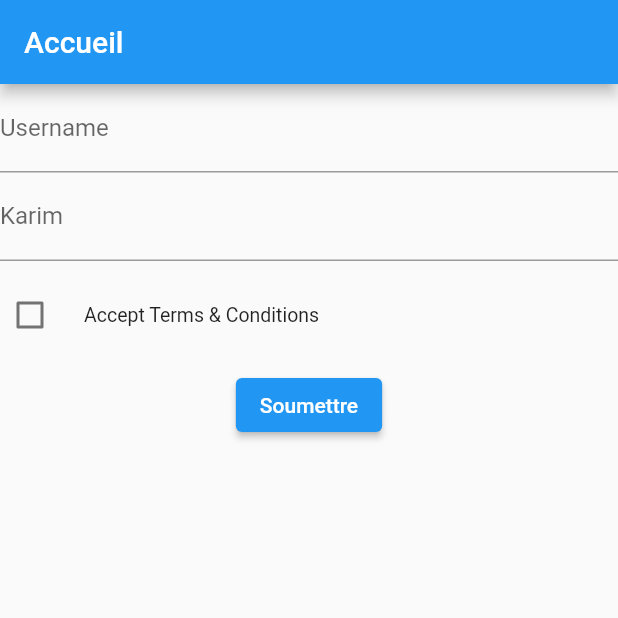
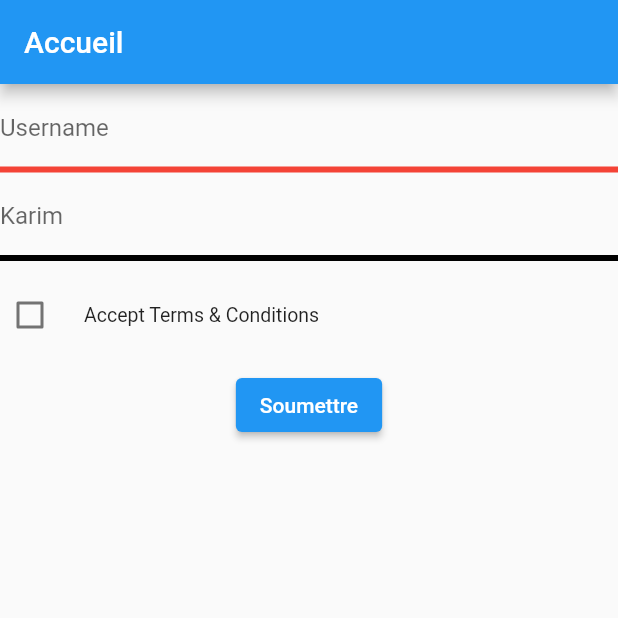
Before and after one commit to rayandu924/SimpLife, a Flutter app: the screen it shows after launch, on a phone screen of 412 x 824 dp, the top half of it. Run offline on Flutter 3.47's test engine with Material 2 defaults, Android fonts, the phone set to English and light mode, and no system bars; drawn by our look-alikes of flutter_form_builder; our stand-ins replace carousel_slider, fl_chart, percent_indicator.

Commit message:
form color dynamics done

```diff
--- a/lib/app/views/home/home_view.dart
+++ b/lib/app/views/home/home_view.dart
@@ -14,7 +14,7 @@ class HomeView extends StatelessWidget {
 
     final List<FieldModel> sampleFields = [
     FieldModel(name: 'username', title: 'Username', type: 'TextField', isRequired: true, validator: emailValidator),
-    FieldModel(name: 'Karim', title: 'Karim', type: 'TextField', isRequired: true),
+    FieldModel(name: 'Karim', title: 'Karim', type: 'TextField', isRequired: false),
     FieldModel(name: 'acceptTerms', title: 'Accept Terms & Conditions', type: 'Checkbox', isRequired: true),
   ];
 
--- a/lib/app/widgets/CustomCheckbox.dart
+++ b/lib/app/widgets/CustomCheckbox.dart
@@ -4,11 +4,13 @@ class CustomCheckbox extends StatelessWidget {
   final String name;
   final String title;
   final FormFieldValidator<bool?>? validator;
+  final bool? isRequired;
 
   CustomCheckbox({
     required this.name,
     required this.title,
     this.validator,
+    required this.isRequired,
   });
 
   @override
--- a/lib/app/widgets/CustomTextField.dart
+++ b/lib/app/widgets/CustomTextField.dart
@@ -4,11 +4,13 @@ class CustomTextField extends StatefulWidget {
   final String name;
   final String labelText;
   final FormFieldValidator<String?>? validator;
+  final bool isRequired;
 
   CustomTextField({
     required this.name,
     required this.labelText,
     this.validator,
+    required this.isRequired,
   });
 
   @override
@@ -17,17 +19,28 @@ class CustomTextField extends StatefulWidget {
 
 class _CustomTextFieldState extends State<CustomTextField> {
   final TextEditingController _controller = TextEditingController();
-  final ValueNotifier<Color> _borderColor = ValueNotifier<Color>(const Color.fromARGB(255, 255, 0, 0));
+  final ValueNotifier<Color> _borderColor = ValueNotifier<Color>(Colors.black);
 
 @override
 void initState() {
   super.initState();
 
+  _borderColor.value = widget.isRequired ? Colors.red : Colors.black;
+
   _controller.addListener(() {
     if (widget.validator != null) {
       String? errorText = widget.validator!(_controller.text);
-      _borderColor.value = errorText == null ? Colors.green : Colors.red;
-
+    if (_controller.text.isEmpty) {
+      if (widget.isRequired) {
+        _borderColor.value = Colors.red;
+      } else {
+        _borderColor.value = Colors.black;
+      }
+    } else if (errorText == null) {
+      _borderColor.value = Colors.green;
+    } else {
+      _borderColor.value = Colors.orange;
+    }
       // Force la mise à jour de l'état du champ.
       setState(() {});
     }
@@ -44,11 +57,13 @@ void initState() {
           name: widget.name,
           controller: _controller,
           decoration: InputDecoration(
-            border: UnderlineInputBorder(
-              borderSide: BorderSide(color: color, width: 10.0),
-            ),
-            labelText: widget.labelText,
-          ),
+              enabledBorder: UnderlineInputBorder(borderSide: BorderSide(color: color,width: 4.0)),
+              focusedBorder: UnderlineInputBorder(borderSide: BorderSide(color: color,width: 4.0)),
+              focusedErrorBorder: UnderlineInputBorder(borderSide: BorderSide(color: color,width: 4.0)),
+              errorBorder: UnderlineInputBorder(borderSide: BorderSide(color: color,width: 4.0)),
+              disabledBorder: UnderlineInputBorder(borderSide: BorderSide(color: color,width: 4.0)),
+              labelText: widget.labelText
+                ),
           validator: widget.validator,
         );
       },
--- a/lib/app/widgets/custom_form.dart
+++ b/lib/app/widgets/custom_form.dart
@@ -11,7 +11,7 @@ class FieldModel {
     required this.name,
     required this.type,
     this.title = '',
-    this.isRequired = false,
+    this.isRequired = true,
     this.validator, // Ce champ peut être optionnel selon vos besoins
   });
 }
@@ -33,13 +33,13 @@ class custom_form extends StatelessWidget {
           ElevatedButton(
             onPressed: () {
               final form = FormBuilder.of(context);
-
               if (form != null && form.validate()) {
                 // Sauvegarder les valeurs
                 form.save();
 
                 // Récupérer les données du formulaire
                 Map<String, dynamic> formData = form.value;
+                print(formData);
                 onSubmit(formData);
               }
             },
@@ -57,12 +57,14 @@ Widget _buildField(FieldModel field) {
             name: field.name,
             title: field.title,
             validator: field.validator,
+            isRequired: field.isRequired,
       );
     case 'TextField':
       return CustomTextField(
             name: field.name,
             labelText: field.title,
             validator: field.validator,
+            isRequired: field.isRequired,
       );
     default:
       return SizedBox.shrink();
--- a/lib/global.dart
+++ b/lib/global.dart
@@ -1,8 +1,11 @@
 library widgets;
+
+
 
 //export flutter
 export 'package:flutter/material.dart';
 export 'dart:convert';
+
 
 //app
   //utils
```
